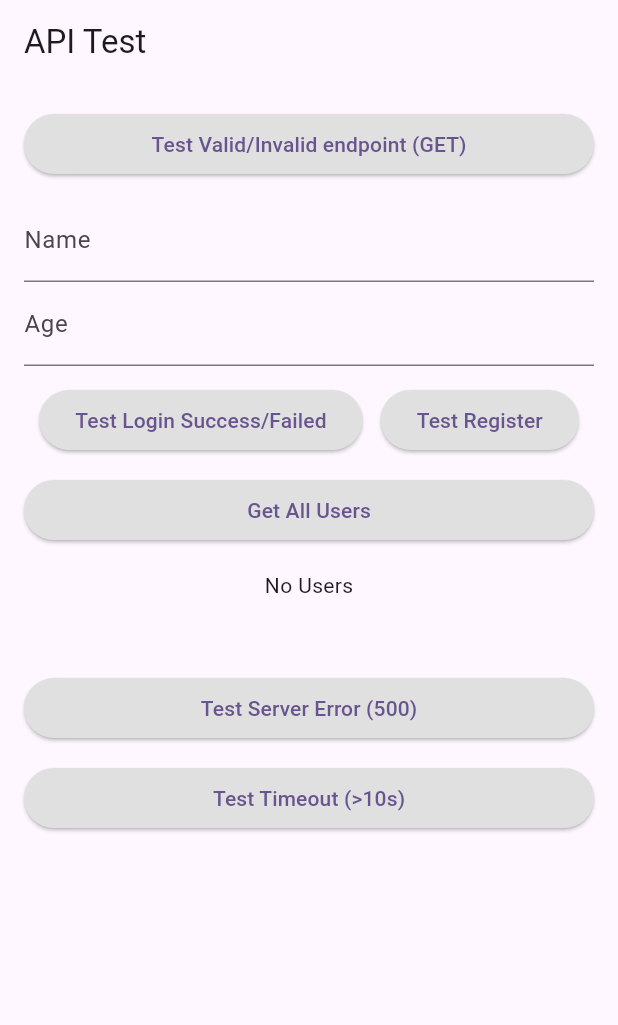
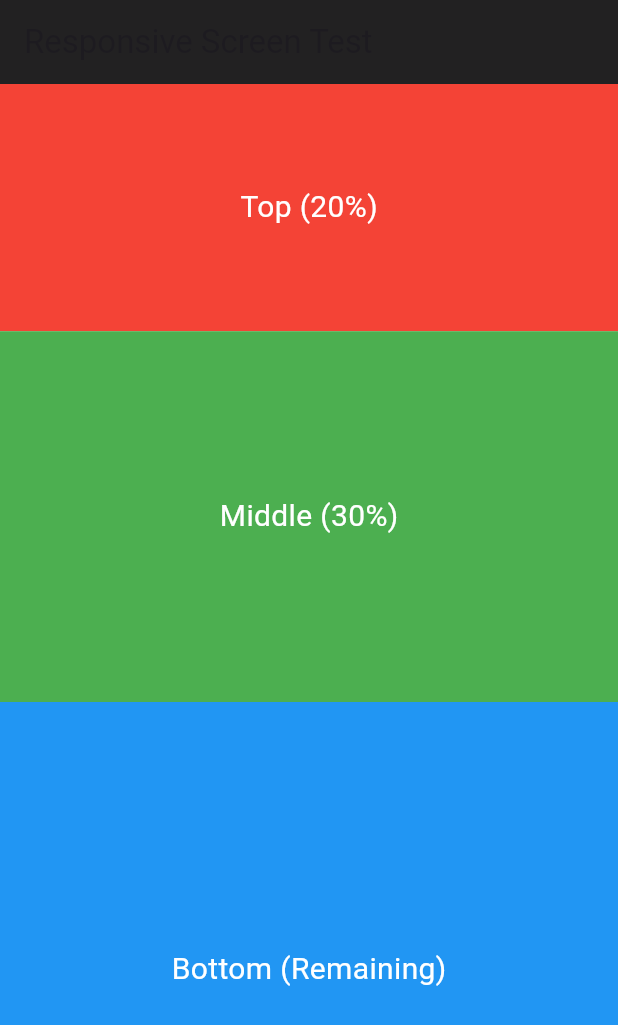
Before and after one commit to sk123411/flutter_course, a Flutter app: the screen it shows after launch, on a phone screen of 412 x 824 dp. Shown: the top 1025 px of the screen. Run offline on Flutter 3.47's test engine with Material 3 defaults, Android fonts, the phone set to English and light mode, and no system bars; our stand-ins replace dio, get, google_fonts, shared_preferences.

Commit message:
Debugging on different screen sizes using chrome

```diff
--- a/lib/main.dart
+++ b/lib/main.dart
@@ -23,6 +23,7 @@ import 'package:flutter_course/navigation_and_routes/screen_two.dart';
 import 'package:flutter_course/state_management/our_home_widget.dart';
 import 'package:google_fonts/google_fonts.dart';
 
+import 'responsive_test_app.dart';
 import 'sharing_data_between_screens/sign_up_card_name_and_age.dart';
 
 void main() {
@@ -52,7 +53,7 @@ class MyApp extends StatelessWidget {
         useMaterial3: true,
       ),
       home: Scaffold(
-        body: ApiTestScreen()
+        body: ResponsiveTestScreen()
       ),
 
 
--- /dev/null
+++ b/lib/responsive_test_app.dart
@@ -0,0 +1,70 @@
+import 'package:flutter/material.dart';
+
+
+class ResponsiveTestApp extends StatelessWidget {
+  @override
+  Widget build(BuildContext context) {
+    return MaterialApp(
+      title: 'Responsive UI Test',
+      home: ResponsiveTestScreen(),
+      debugShowCheckedModeBanner: false,
+    );
+  }
+}
+
+class ResponsiveTestScreen extends StatelessWidget {
+  @override
+  Widget build(BuildContext context) {
+    return LayoutBuilder(
+      builder: (context, constraints) {
+        double width = constraints.maxWidth;
+        double height = constraints.maxHeight;
+
+        return Scaffold(
+          appBar: AppBar(
+            title: Text('Responsive Screen Test'),
+            backgroundColor: Colors.black87,
+          ),
+          body: Column(
+            children: [
+              Container(
+                height: height * 0.2,
+                width: width,
+                color: Colors.red,
+                child: Center(
+                  child: Text(
+                    'Top (20%)',
+                    style: TextStyle(fontSize: 20, color: Colors.white),
+                  ),
+                ),
+              ),
+              Container(
+                height: height * 0.3,
+                width: width,
+                color: Colors.green,
+                child: Center(
+                  child: Text(
+                    'Middle (30%)',
+                    style: TextStyle(fontSize: 20, color: Colors.white),
+                  ),
+                ),
+              ),
+              Expanded(
+                child: Container(
+                  width: width,
+                  color: Colors.blue,
+                  child: Center(
+                    child: Text(
+                      'Bottom (Remaining)',
+                      style: TextStyle(fontSize: 20, color: Colors.white),
+                    ),
+                  ),
+                ),
+              ),
+            ],
+          ),
+        );
+      },
+    );
+  }
+}
```
